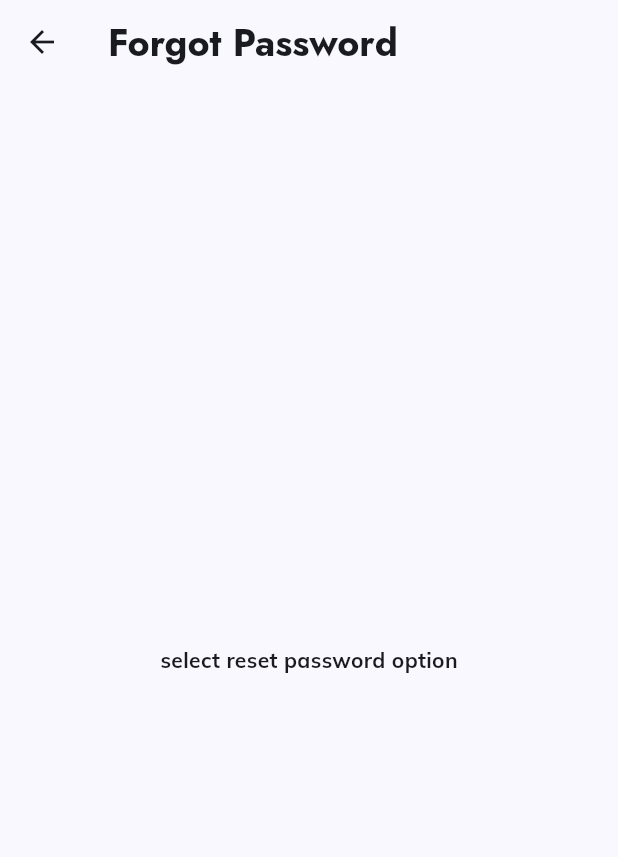
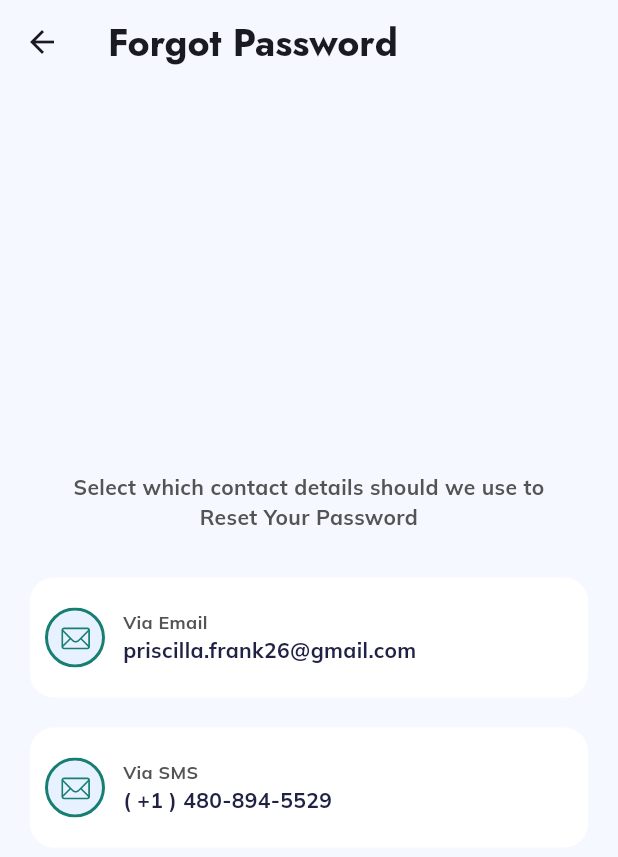
Before and after one commit to jodosjodos/TeLead_front-end, a Flutter app: the ResetPasswordLanding screen opened directly, on a phone screen of 412 x 824 dp. Shown: the top 857 px of the screen. Run offline on Flutter 3.47's test engine with Material 3 defaults, Android fonts, the phone set to English and light mode, and no system bars; our stand-ins replace flutter_svg, google_fonts, image_picker, intl_phone_field; missing offline and left inert: dart:ffi; project files that could hold a hidden picture were left out.

Commit message:
add email and phone option

```diff
--- a/lib/pages/reset_password/landing_reset.dart
+++ b/lib/pages/reset_password/landing_reset.dart
@@ -1,4 +1,8 @@
+import 'dart:ffi';
+
 import 'package:flutter/material.dart';
+import 'package:flutter/widgets.dart';
+import 'package:flutter_svg/flutter_svg.dart';
 
 class ResetPasswordLanding extends StatelessWidget {
   const ResetPasswordLanding({super.key});
@@ -6,13 +10,119 @@ class ResetPasswordLanding extends StatelessWidget {
   @override
   Widget build(BuildContext context) {
     return Scaffold(
+      backgroundColor: Theme.of(context).colorScheme.background,
       appBar: AppBar(
+        backgroundColor: Theme.of(context).colorScheme.background,
         title: const Text("Forgot Password"),
       ),
-      body: const SafeArea(
-          child: Center(
-        child: Text("select reset password option"),
-      )),
+      body: SafeArea(
+        child: Column(
+          crossAxisAlignment: CrossAxisAlignment.center,
+          mainAxisAlignment: MainAxisAlignment.center,
+          children: [
+            Text(
+              textAlign: TextAlign.center,
+              "Select which contact details should we use to  \nReset Your Password",
+              style: TextStyle(
+                color: Theme.of(context).colorScheme.tertiary,
+                fontWeight: FontWeight.bold,
+              ),
+            ),
+            const SizedBox(
+              height: 30,
+            ),
+            Container(
+              margin: const EdgeInsets.symmetric(horizontal: 20),
+              padding: const EdgeInsets.symmetric(
+                horizontal: 10,
+                vertical: 20,
+              ),
+              decoration: const BoxDecoration(
+                color: Colors.white,
+                borderRadius: BorderRadius.all(
+                  Radius.circular(16),
+                ),
+              ),
+              child: Row(
+                children: [
+                  SvgPicture.asset(
+                    "assets/images/message.svg",
+                    width: 40,
+                    height: 40,
+                  ),
+                  const SizedBox(
+                    width: 12,
+                  ),
+                  Column(
+                    crossAxisAlignment: CrossAxisAlignment.start,
+                    children: [
+                      Text(
+                        "Via Email",
+                        style: TextStyle(
+                          color: Theme.of(context).colorScheme.tertiary,
+                          fontSize: 12,
+                        ),
+                      ),
+                      Text(
+                        "priscilla.frank26@gmail.com",
+                        style: TextStyle(
+                          color: Theme.of(context).colorScheme.secondary,
+                        ),
+                      ),
+                    ],
+                  )
+                ],
+              ),
+            ),
+            const SizedBox(
+              height: 20,
+            ),
+            Container(
+              margin: const EdgeInsets.symmetric(horizontal: 20),
+              padding: const EdgeInsets.symmetric(
+                horizontal: 10,
+                vertical: 20,
+              ),
+              decoration: const BoxDecoration(
+                color: Colors.white,
+                borderRadius: BorderRadius.all(
+                  Radius.circular(16),
+                ),
+              ),
+              child: Row(
+                children: [
+                  SvgPicture.asset(
+                    "assets/images/message.svg",
+                    width: 40,
+                    height: 40,
+                  ),
+                  const SizedBox(
+                    width: 12,
+                  ),
+                  Column(
+                    crossAxisAlignment: CrossAxisAlignment.start,
+                    children: [
+                      Text(
+                        "Via SMS",
+                        style: TextStyle(
+                          color: Theme.of(context).colorScheme.tertiary,
+                          fontSize: 12,
+                        ),
+                      ),
+                      Text(
+                        "( +1 ) 480-894-5529",
+                        style: TextStyle(
+                          color: Theme.of(context).colorScheme.secondary,
+                        ),
+                      ),
+                    ],
+                  )
+                ],
+              ),
+            ),
+          ],
+        ),
+      ),
     );
   }
 }
```
Also changed, not shown: assets/images/message.svg (added).
